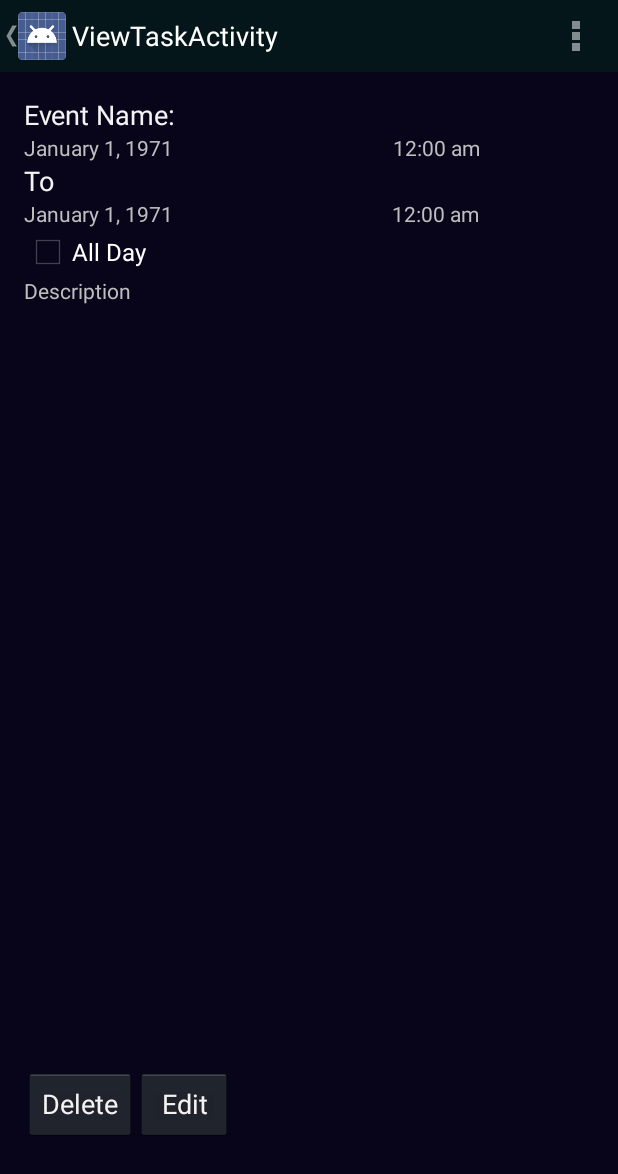
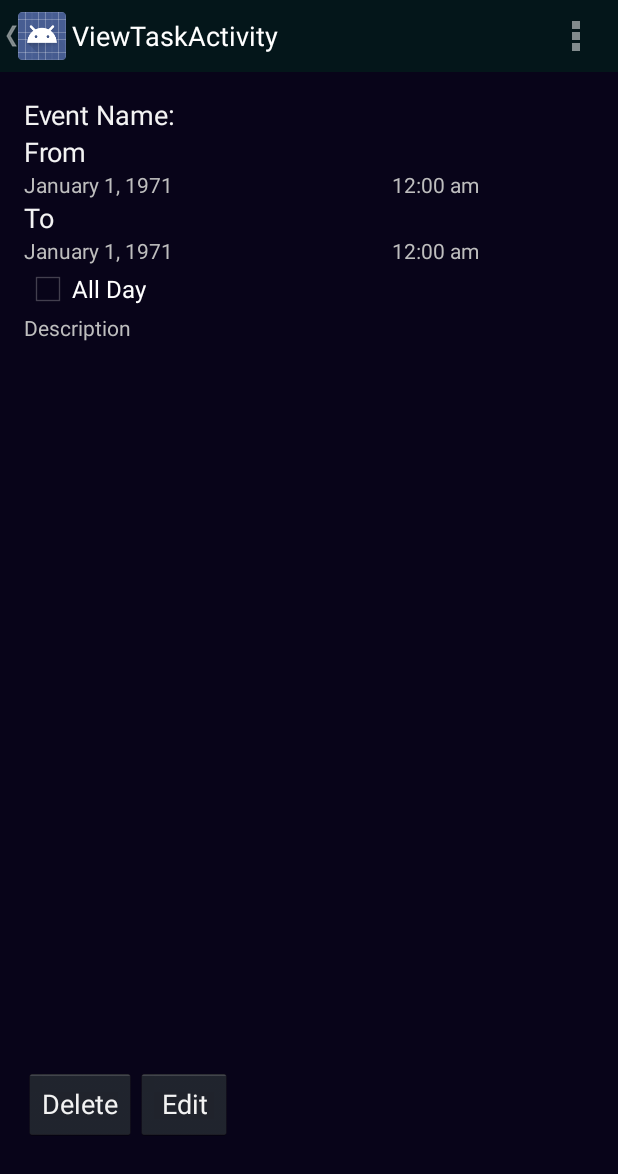
Before and after one commit to 080419android/droidCal, an Android app: the ViewTaskActivity screen opened directly, with no data from a screen before it, on a phone screen of 412 x 824 dp. Shown: the top 1174 px of the screen. Run offline under Robolectric (Android 15) with nearby library versions, the phone set to English and light mode, and no system bars; 13 statements that could not run were skipped.

Commit message:
Fixed App crashing when opening again after closing

```diff
--- a/ElevenFifty-Nine/app/src/main/java/com/droid080419/droid080419/elevenfifty_nine/CalendarData.java
+++ b/ElevenFifty-Nine/app/src/main/java/com/droid080419/droid080419/elevenfifty_nine/CalendarData.java
@@ -81,11 +81,15 @@ public class CalendarData
           setName(calDA.getData(CalendarDataField.NAME));
           Log.wtf("Description",calDA.getData(CalendarDataField.DESCRIPTION));
           setDescription(calDA.getData(CalendarDataField.DESCRIPTION));
-          Log.wtf("Start date",calDA.getData(CalendarDataField.START_DATE));
           setStartDate(sdf.parse(calDA.getData(CalendarDataField.START_DATE),pos));
+          Log.wtf("Calendar view End Date",calDA.getData(CalendarDataField.END_DATE));
+          pos.setIndex(0);
           setEndDate(sdf.parse(calDA.getData(CalendarDataField.END_DATE),pos));
+          Log.wtf("End date",calDA.getData(CalendarDataField.END_DATE));
           setIsAllDay(Boolean.valueOf(calDA.getData(CalendarDataField.IS_ALL_DAY)));
+          pos.setIndex(0);
           setRepeatEvery(sdf.parse(calDA.getData(CalendarDataField.REPEAT_EVERY),pos));
+          pos.setIndex(0);
           setRepeatUntil(sdf.parse(calDA.getData(CalendarDataField.REPEAT_UNTIL),pos));
 
 
--- a/ElevenFifty-Nine/app/src/main/java/com/droid080419/droid080419/elevenfifty_nine/CalendarDataAccess.java
+++ b/ElevenFifty-Nine/app/src/main/java/com/droid080419/droid080419/elevenfifty_nine/CalendarDataAccess.java
@@ -58,6 +58,7 @@ public class CalendarDataAccess {
 
      //Gets the data in the corresponding field
      public String getData(CalendarDataField field){
+
           return this.dataMap.get(field);
      }
 
--- a/ElevenFifty-Nine/app/src/main/java/com/droid080419/droid080419/elevenfifty_nine/CalendarViewActivity.java
+++ b/ElevenFifty-Nine/app/src/main/java/com/droid080419/droid080419/elevenfifty_nine/CalendarViewActivity.java
@@ -5,6 +5,7 @@ import android.content.Intent;
 //import android.support.v7.app.ActionBarActivity;
 //import android.app.ActionBar;
 import android.os.Bundle;
+import android.util.Log;
 import android.view.Menu;
 import android.view.MenuItem;
 import android.view.View;
@@ -146,9 +147,6 @@ public class  CalendarViewActivity extends Activity {
                     Intent intent = new Intent(this, AltAddTaskActivity.class);
                     startActivity(intent);
 
-               case R.id.action_test_map_2:
-                    Intent intent2 = new Intent(this, TestMapActivity2.class);
-                    startActivity(intent2);
           }
 
 
--- a/ElevenFifty-Nine/app/src/main/java/com/droid080419/droid080419/elevenfifty_nine/EditTaskActivity.java
+++ b/ElevenFifty-Nine/app/src/main/java/com/droid080419/droid080419/elevenfifty_nine/EditTaskActivity.java
@@ -74,7 +74,7 @@ public class EditTaskActivity extends FragmentActivity implements TaskEditor{
           eEndDate.setText(CalendarGlobals.stringDate(endDate));
           eEndTime.setText(CalendarGlobals.stringTime(endTime));
 
-          sdf = new SimpleDateFormat("MMMMM dd, yyyy - h:mm a");
+          sdf = new SimpleDateFormat("MMMM dd, yyyy - h:mm a");
      }
 
      @Override
--- a/ElevenFifty-Nine/app/src/main/res/layout/activity_view_task.xml
+++ b/ElevenFifty-Nine/app/src/main/res/layout/activity_view_task.xml
@@ -36,13 +36,20 @@
                     android:text="Event Name:"
                     android:id="@+id/view_event_name"/>
 
+                <TextView
+                    android:layout_width="wrap_content"
+                    android:layout_height="wrap_content"
+                    android:textAppearance="?android:attr/textAppearanceMedium"
+                    android:text="From"
+                    android:id="@+id/fromText"/>
+
                 <LinearLayout
                     android:orientation="horizontal"
                     android:layout_width="match_parent"
                     android:layout_height="wrap_content">
 
                     <TextView
-                        android:layout_width="246dp"
+                        android:layout_width="245dp"
                         android:layout_height="wrap_content"
                         android:ems="10"
                         android:id="@+id/view_start_date"
--- a/ElevenFifty-Nine/app/src/main/res/menu/menu_calendar_view.xml
+++ b/ElevenFifty-Nine/app/src/main/res/menu/menu_calendar_view.xml
@@ -5,7 +5,7 @@
      <item android:id="@+id/action_add"
            android:title="@string/action_add"/>
 
-    <item android:id="@+id/action_test_map_2"
+    <item android:id="@+id/action_test_map"
           android:title="Test Map"/>
 
      <item android:id="@+id/action_settings"
```
Also changed, not shown: ElevenFifty-Nine/app/src/main/java/com/droid080419/droid080419/elevenfifty_nine/CalendarDataController.java (+9 -0 lines).
